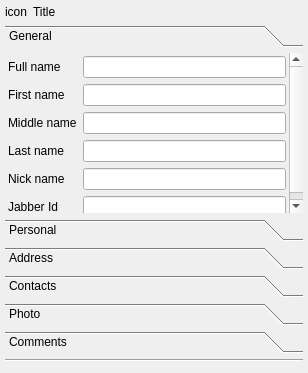
The window that src/plugins/vcard/vcarddialog2.ui (xnamed/vacuum-im) describes before a commit, drawn with Qt 5.
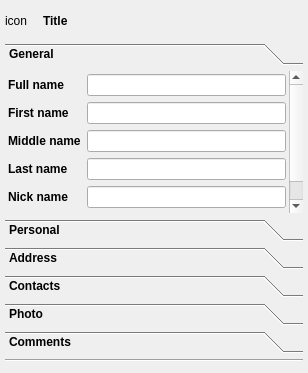
The same window after the commit. Custom widgets are drawn as their Qt base class.

What changed in the file:
```diff
--- a/src/plugins/vcard/vcarddialog2.ui
+++ b/src/plugins/vcard/vcarddialog2.ui
@@ -33,6 +33,18 @@
     <layout class="QHBoxLayout" name="horizontalLayout">
      <item>
       <widget class="QLabel" name="lblIcon">
+       <property name="sizePolicy">
+        <sizepolicy hsizetype="Fixed" vsizetype="Fixed">
+         <horstretch>0</horstretch>
+         <verstretch>0</verstretch>
+        </sizepolicy>
+       </property>
+       <property name="minimumSize">
+        <size>
+         <width>32</width>
+         <height>32</height>
+        </size>
+       </property>
        <property name="text">
         <string>icon</string>
        </property>
@@ -46,6 +58,12 @@
          <verstretch>0</verstretch>
         </sizepolicy>
        </property>
+       <property name="font">
+        <font>
+         <weight>75</weight>
+         <bold>true</bold>
+        </font>
+       </property>
        <property name="text">
         <string>Title</string>
        </property>
@@ -61,13 +79,19 @@
        <verstretch>0</verstretch>
       </sizepolicy>
      </property>
+     <property name="font">
+      <font>
+       <weight>75</weight>
+       <bold>true</bold>
+      </font>
+     </property>
      <widget class="QWidget" name="tabGeneral">
       <property name="geometry">
        <rect>
         <x>0</x>
         <y>0</y>
-        <width>298</width>
-        <height>165</height>
+        <width>281</width>
+        <height>156</height>
        </rect>
       </property>
       <attribute name="label">
```
Left out of the diff: 12 changed lines with no effect on the pictures.
